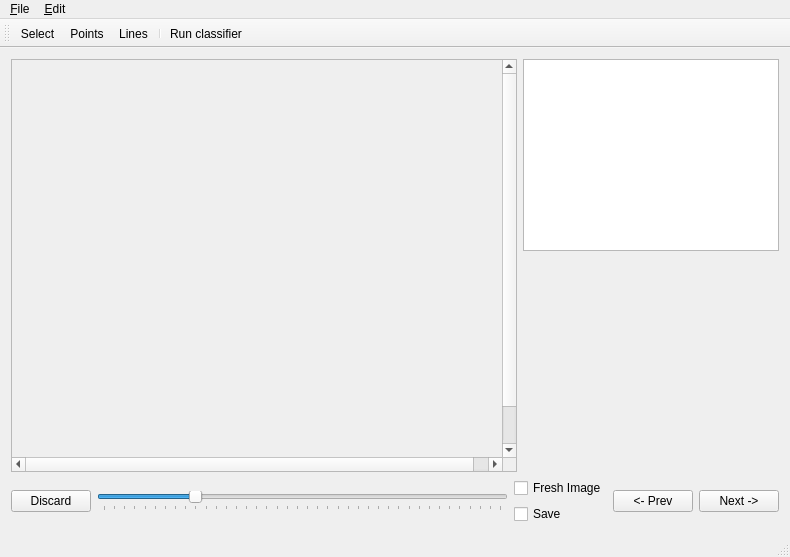
First picture: the form in mainwindow.ui, repository oliver-batchelor/annotate_segmentation, before the edit.
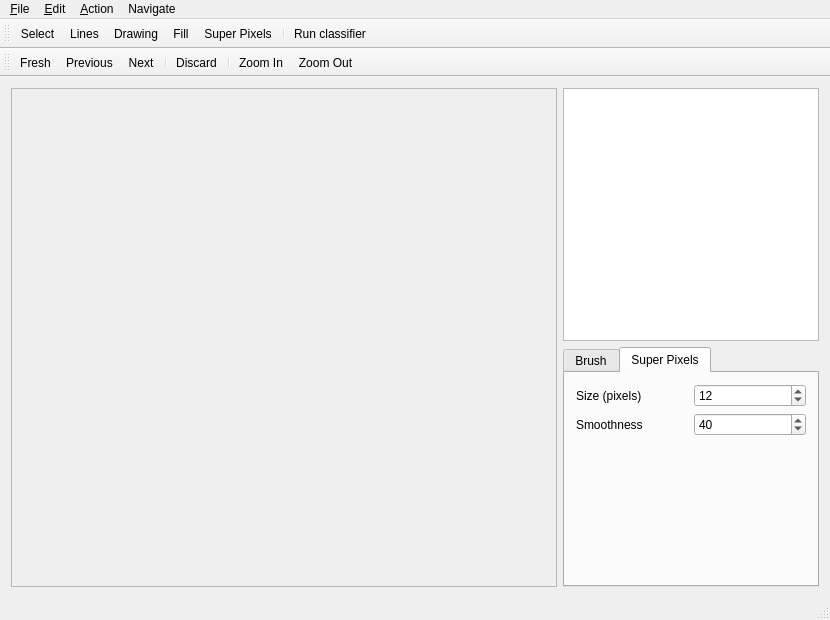
Second picture: the form after the edit. Icons and pictures are not drawn.

```diff
--- a/mainwindow.ui
+++ b/mainwindow.ui
@@ -6,22 +6,26 @@
    <rect>
     <x>0</x>
     <y>0</y>
-    <width>790</width>
-    <height>557</height>
+    <width>830</width>
+    <height>620</height>
    </rect>
   </property>
   <property name="windowTitle">
    <string>MainWindow</string>
   </property>
   <widget class="QWidget" name="centralWidget">
-   <layout class="QVBoxLayout" name="verticalLayout_3">
-    <item>
-     <layout class="QHBoxLayout" name="horizontalLayout_2">
+   <layout class="QHBoxLayout" name="horizontalLayout">
       <item>
        <widget class="QScrollArea" name="scrollArea">
         <property name="verticalScrollBarPolicy">
          <enum>Qt::ScrollBarAsNeeded</enum>
         </property>
+      <property name="horizontalScrollBarPolicy">
+       <enum>Qt::ScrollBarAsNeeded</enum>
+      </property>
+      <property name="sizeAdjustPolicy">
+       <enum>QAbstractScrollArea::AdjustToContents</enum>
+      </property>
         <property name="widgetResizable">
          <bool>false</bool>
         </property>
@@ -31,10 +35,10 @@
         <widget class="QWidget" name="scrollAreaWidgetContents">
          <property name="geometry">
           <rect>
-           <x>0</x>
-           <y>0</y>
-           <width>506</width>
-           <height>440</height>
+         <x>6</x>
+         <y>6</y>
+         <width>535</width>
+         <height>426</height>
           </rect>
          </property>
         </widget>
@@ -45,12 +49,55 @@
         <item>
          <widget class="QListWidget" name="labelList">
           <property name="sizePolicy">
+         <sizepolicy hsizetype="Minimum" vsizetype="Expanding">
+          <horstretch>0</horstretch>
+          <verstretch>0</verstretch>
+         </sizepolicy>
+        </property>
+       </widget>
+      </item>
+      <item>
+       <widget class="QTabWidget" name="settingsTabs">
+        <property name="sizePolicy">
            <sizepolicy hsizetype="Minimum" vsizetype="Minimum">
             <horstretch>0</horstretch>
             <verstretch>0</verstretch>
            </sizepolicy>
           </property>
-         </widget>
+        <property name="currentIndex">
+         <number>1</number>
+        </property>
+        <widget class="QWidget" name="brushSettings">
+         <attribute name="title">
+          <string>Brush</string>
+         </attribute>
+         <layout class="QVBoxLayout" name="verticalLayout_3">
+          <item>
+           <layout class="QHBoxLayout" name="horizontalLayout_3">
+            <item>
+             <widget class="QLabel" name="brushSizeLabel">
+              <property name="text">
+               <string>Size</string>
+              </property>
+             </widget>
+            </item>
+            <item>
+             <widget class="QSpinBox" name="brushWidth">
+              <property name="minimum">
+               <number>1</number>
+              </property>
+              <property name="maximum">
+               <number>200</number>
+              </property>
+              <property name="singleStep">
+               <number>10</number>
+              </property>
+              <property name="value">
+               <number>20</number>
+              </property>
+             </widget>
+            </item>
+           </layout>
         </item>
         <item>
          <spacer name="verticalSpacer">
@@ -60,88 +107,93 @@
           <property name="sizeHint" stdset="0">
            <size>
             <width>20</width>
-            <height>40</height>
+              <height>165</height>
            </size>
           </property>
          </spacer>
         </item>
        </layout>
-      </item>
-     </layout>
-    </item>
-    <item>
-     <layout class="QHBoxLayout" name="horizontalLayout">
-      <item>
-       <widget class="QPushButton" name="discard">
-        <property name="text">
-         <string>Discard</string>
-        </property>
-       </widget>
-      </item>
-      <item>
-       <widget class="QSlider" name="scaleSlider">
-        <property name="minimum">
-         <number>10</number>
-        </property>
-        <property name="maximum">
-         <number>400</number>
-        </property>
-        <property name="value">
-         <number>100</number>
-        </property>
-        <property name="orientation">
-         <enum>Qt::Horizontal</enum>
-        </property>
-        <property name="tickPosition">
-         <enum>QSlider::TicksBelow</enum>
-        </property>
-        <property name="tickInterval">
-         <number>10</number>
-        </property>
-       </widget>
-      </item>
-      <item>
+        </widget>
+        <widget class="QWidget" name="superPixelSettings_2">
+         <attribute name="title">
+          <string>Super Pixels</string>
+         </attribute>
        <layout class="QVBoxLayout" name="verticalLayout_2">
         <item>
-         <widget class="QCheckBox" name="freshImage">
+           <layout class="QHBoxLayout" name="horizontalLayout_4">
+            <item>
+             <widget class="QLabel" name="spNumberLabel">
           <property name="text">
-           <string>Fresh Image</string>
-          </property>
-          <property name="checked">
+               <string>Size (pixels)</string>
+              </property>
+             </widget>
+            </item>
+            <item>
+             <widget class="QSpinBox" name="spSize">
+              <property name="keyboardTracking">
            <bool>false</bool>
           </property>
-          <property name="tristate">
-           <bool>false</bool>
-          </property>
-         </widget>
-        </item>
+              <property name="minimum">
+               <number>4</number>
+              </property>
+              <property name="maximum">
+               <number>100</number>
+              </property>
+              <property name="singleStep">
+               <number>5</number>
+              </property>
+              <property name="value">
+               <number>12</number>
+              </property>
+             </widget>
+            </item>
+           </layout>
+          </item>
         <item>
-         <widget class="QCheckBox" name="saveImage">
+           <layout class="QHBoxLayout" name="horizontalLayout_2">
+            <item>
+             <widget class="QLabel" name="spNumberLabel_2">
           <property name="text">
-           <string>Save</string>
-          </property>
-          <property name="checked">
+               <string>Smoothness</string>
+              </property>
+             </widget>
+            </item>
+            <item>
+             <widget class="QSpinBox" name="spSmoothness">
+              <property name="keyboardTracking">
            <bool>false</bool>
           </property>
-          <property name="tristate">
-           <bool>false</bool>
-          </property>
+              <property name="minimum">
+               <number>1</number>
+              </property>
+              <property name="maximum">
+               <number>100</number>
+              </property>
+              <property name="singleStep">
+               <number>10</number>
+              </property>
+              <property name="value">
+               <number>40</number>
+              </property>
          </widget>
         </item>
        </layout>
       </item>
       <item>
-       <widget class="QPushButton" name="prevImage">
-        <property name="text">
-         <string>&lt;- Prev</string>
-        </property>
-       </widget>
-      </item>
-      <item>
-       <widget class="QPushButton" name="nextImage">
-        <property name="text">
-         <string>Next -&gt;</string>
-        </property>
+           <spacer name="verticalSpacer_2">
+            <property name="orientation">
+             <enum>Qt::Vertical</enum>
+            </property>
+            <property name="sizeHint" stdset="0">
+             <size>
+              <width>20</width>
+              <height>130</height>
+             </size>
+            </property>
+           </spacer>
+          </item>
+         </layout>
+        </widget>
        </widget>
       </item>
      </layout>
@@ -153,7 +205,7 @@
     <rect>
      <x>0</x>
      <y>0</y>
-     <width>790</width>
+     <width>830</width>
      <height>25</height>
     </rect>
    </property>
@@ -175,10 +227,32 @@
     <addaction name="separator"/>
     <addaction name="action_Delete"/>
    </widget>
+   <widget class="QMenu" name="menu_Action">
+    <property name="title">
+     <string>&amp;Action</string>
+    </property>
+    <addaction name="actionRun"/>
+   </widget>
+   <widget class="QMenu" name="menuNavigate">
+    <property name="title">
+     <string>Navigate</string>
+    </property>
+    <addaction name="actionFresh"/>
+    <addaction name="action_Prev"/>
+    <addaction name="action_Next"/>
+    <addaction name="separator"/>
+    <addaction name="actionZoomIn"/>
+    <addaction name="actionZoomOut"/>
+   </widget>
    <addaction name="menu_File"/>
    <addaction name="menu_Edit"/>
+   <addaction name="menu_Action"/>
+   <addaction name="menuNavigate"/>
   </widget>
   <widget class="QToolBar" name="mainToolBar">
+   <property name="toolButtonStyle">
+    <enum>Qt::ToolButtonTextUnderIcon</enum>
+   </property>
    <attribute name="toolBarArea">
     <enum>TopToolBarArea</enum>
    </attribute>
@@ -186,13 +260,44 @@
     <bool>false</bool>
    </attribute>
    <addaction name="actionSelect"/>
-   <addaction name="actionPoints"/>
    <addaction name="actionLines"/>
+   <addaction name="actionPoints"/>
+   <addaction name="actionFill"/>
+   <addaction name="actionSuperPixels"/>
    <addaction name="separator"/>
    <addaction name="actionRun"/>
   </widget>
   <widget class="QStatusBar" name="statusBar"/>
+  <widget class="QToolBar" name="toolBar">
+   <property name="windowTitle">
+    <string>toolBar</string>
+   </property>
+   <property name="toolButtonStyle">
+    <enum>Qt::ToolButtonTextUnderIcon</enum>
+   </property>
+   <attribute name="toolBarArea">
+    <enum>TopToolBarArea</enum>
+   </attribute>
+   <attribute name="toolBarBreak">
+    <bool>true</bool>
+   </attribute>
+   <addaction name="actionFresh"/>
+   <addaction name="action_Prev"/>
+   <addaction name="action_Next"/>
+   <addaction name="separator"/>
+   <addaction name="actionDiscard"/>
+   <addaction name="separator"/>
+   <addaction name="actionZoomIn"/>
+   <addaction name="actionZoomOut"/>
+  </widget>
   <action name="action_Next">
+   <property name="enabled">
+    <bool>true</bool>
+   </property>
+   <property name="icon">
+    <iconset theme="go-next">
+     <normaloff>.</normaloff>.</iconset>
+   </property>
    <property name="text">
     <string>&amp;Next</string>
    </property>
@@ -207,8 +312,15 @@
    </property>
   </action>
   <action name="action_Prev">
+   <property name="enabled">
+    <bool>true</bool>
+   </property>
+   <property name="icon">
+    <iconset theme="go-previous">
+     <normaloff>.</normaloff>.</iconset>
+   </property>
    <property name="text">
-    <string>&amp;Prev</string>
+    <string>&amp;Previous</string>
    </property>
    <property name="shortcut">
     <string>Ctrl+[</string>
@@ -286,7 +398,10 @@
     <bool>true</bool>
    </property>
    <property name="text">
-    <string>Points</string>
+    <string>Drawing</string>
+   </property>
+   <property name="shortcut">
+    <string>Ctrl+D</string>
    </property>
   </action>
   <action name="actionLines">
@@ -299,7 +414,99 @@
   </action>
   <action name="actionRun">
    <property name="text">
-    <string>Run classifier</string>
+    <string>&amp;Run classifier</string>
+   </property>
+   <property name="shortcut">
+    <string>F5</string>
+   </property>
+  </action>
+  <action name="actionFill">
+   <property name="checkable">
+    <bool>true</bool>
+   </property>
+   <property name="icon">
+    <iconset resource="icons.qrc">
+     <normaloff>:/icons/fill-color.png</normaloff>:/icons/fill-color.png</iconset>
+   </property>
+   <property name="text">
+    <string>Fill</string>
+   </property>
+   <property name="toolTip">
+    <string>Fill</string>
+   </property>
+   <property name="shortcut">
+    <string>Ctrl+F</string>
+   </property>
+  </action>
+  <action name="actionSuperPixels">
+   <property name="checkable">
+    <bool>true</bool>
+   </property>
+   <property name="icon">
+    <iconset resource="icons.qrc">
+     <normaloff>:/icons/pixelart-trace.svg</normaloff>:/icons/pixelart-trace.svg</iconset>
+   </property>
+   <property name="text">
+    <string>Super Pixels</string>
+   </property>
+  </action>
+  <action name="actionDiscard">
+   <property name="icon">
+    <iconset theme="user-trash">
+     <normaloff>.</normaloff>.</iconset>
+   </property>
+   <property name="text">
+    <string>Discard</string>
+   </property>
+  </action>
+  <action name="actionFresh">
+   <property name="checkable">
+    <bool>true</bool>
+   </property>
+   <property name="icon">
+    <iconset theme="document-new">
+     <normaloff>.</normaloff>.</iconset>
+   </property>
+   <property name="text">
+    <string>&amp;Fresh</string>
+   </property>
+   <property name="toolTip">
+    <string>Find new images for annotation</string>
+   </property>
+   <property name="shortcut">
+    <string>Ctrl+Right</string>
+   </property>
+  </action>
+  <action name="actionZoomIn">
+   <property name="icon">
+    <iconset theme="zoom-in">
+     <normaloff>.</normaloff>.</iconset>
+   </property>
+   <property name="text">
+    <string>Zoom In</string>
+   </property>
+   <property name="shortcut">
+    <string>Ctrl++</string>
+   </property>
+  </action>
+  <action name="actionZoomOut">
+   <property name="icon">
+    <iconset theme="zoom-out">
+     <normaloff>.</normaloff>.</iconset>
+   </property>
+   <property name="text">
+    <string>Zoom Out</string>
+   </property>
+   <property name="shortcut">
+    <string>Ctrl+-</string>
+   </property>
+  </action>
+  <action name="actionAlwaysSave">
+   <property name="checkable">
+    <bool>true</bool>
+   </property>
+   <property name="text">
+    <string>Always Save</string>
    </property>
   </action>
  </widget>
```
Left out of the diff: 55 changed lines with no effect on the pictures. Lines whose indentation alone changed are shown as unchanged.
